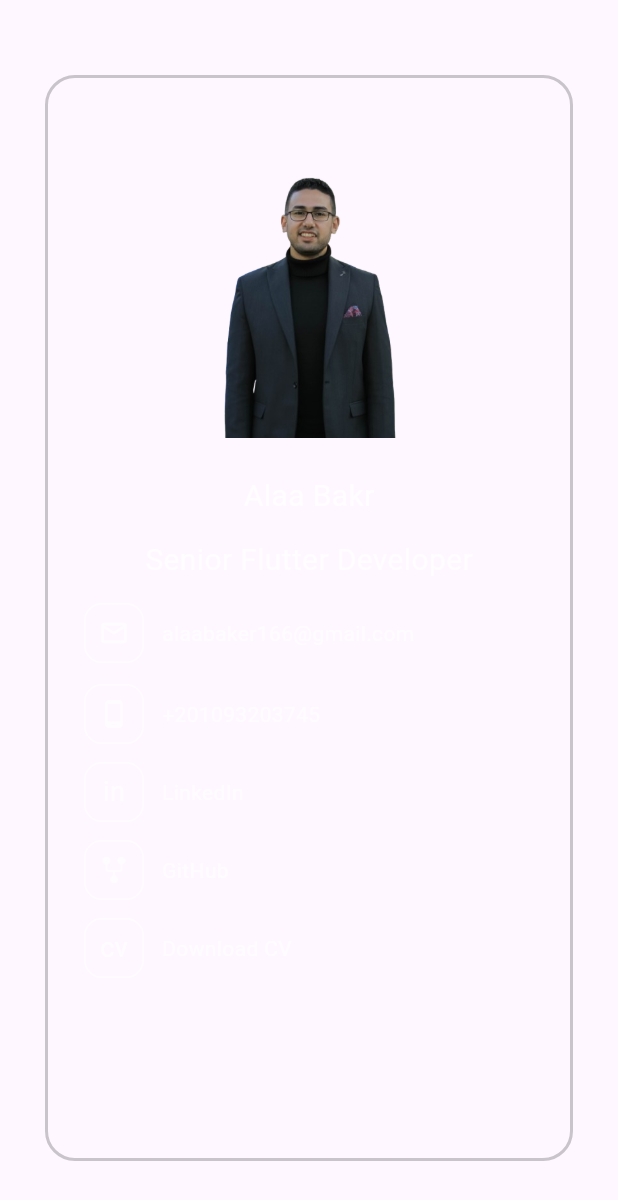
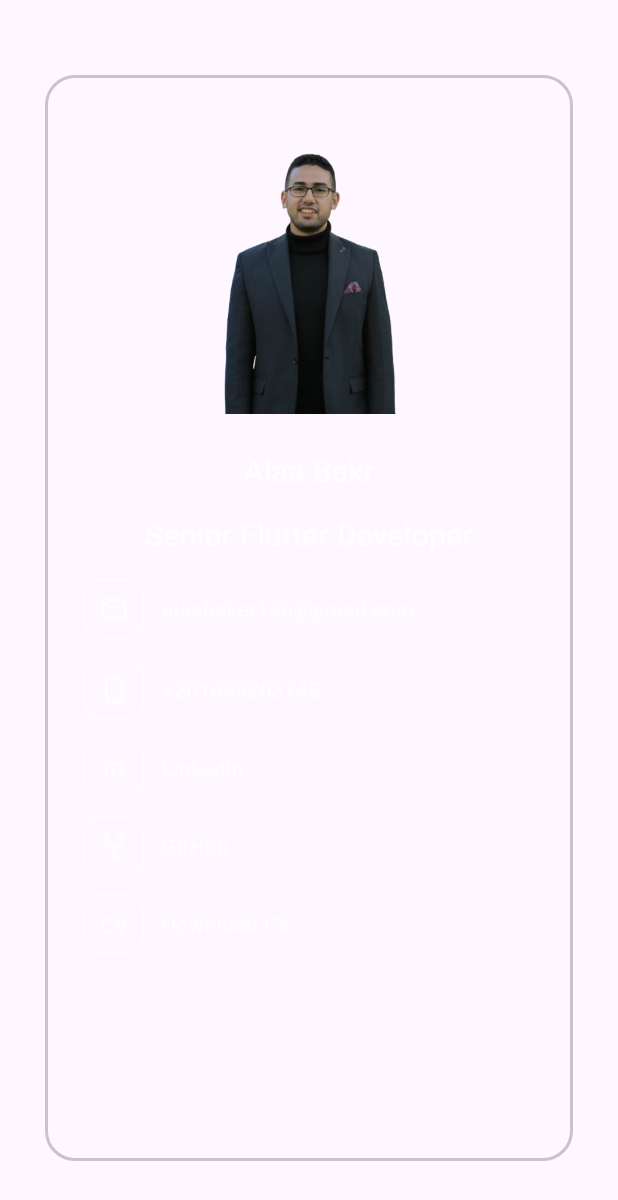
Before and after one commit to alaa556677/portfolio, a Flutter app: the DesktopSidebar widget shown alone on an empty page, opened directly, after a tap on "Download CV", on a phone screen of 412 x 824 dp. Shown: the top 1200 px of the screen. Run offline on Flutter 3.47's test engine with Material 3 defaults, Android fonts, the phone set to English and light mode, and no system bars; our stand-ins replace get; missing offline and left inert: dart:html, emailjs.

Commit message:
no message

```diff
--- a/lib/features/sidebar/controller/sidebar_controller.dart
+++ b/lib/features/sidebar/controller/sidebar_controller.dart
@@ -25,7 +25,7 @@ class SideBarController extends GetxController{
   downloadCV(){
     try{
       downloadCVState.value = RequestState.loading;
-      const filePath = 'assets/docs/alaa_CV.pdf';
+      const filePath = 'assets/assets/docs/alaa_CV.pdf';
       html.AnchorElement anchorElement = html.AnchorElement(href: filePath)
         ..download = "alaa_CV.pdf"
         ..click();
--- a/lib/features/sidebar/view/widgets/desktop_sidebar.dart
+++ b/lib/features/sidebar/view/widgets/desktop_sidebar.dart
@@ -43,8 +43,8 @@ class _DesktopSidebarState extends State<DesktopSidebar> {
             padding: EdgeInsets.all(24),
             child: Column(
               crossAxisAlignment: CrossAxisAlignment.center,
+              mainAxisAlignment: MainAxisAlignment.start,
               children: [
-                const SizedBox(height: 16),
                 Container(
                   width: 200,
                   height: 200,
```
Also changed, not shown: lib/features/projects/view/widgets/project_card.dart (+10 -0 lines), 1 other file.
